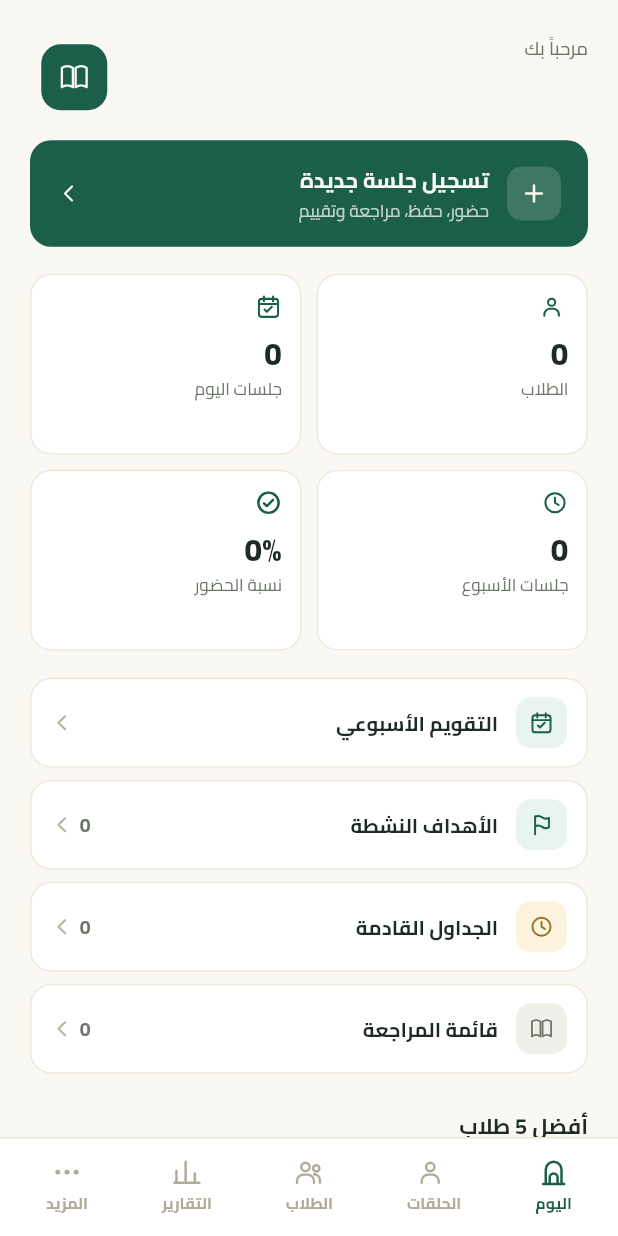
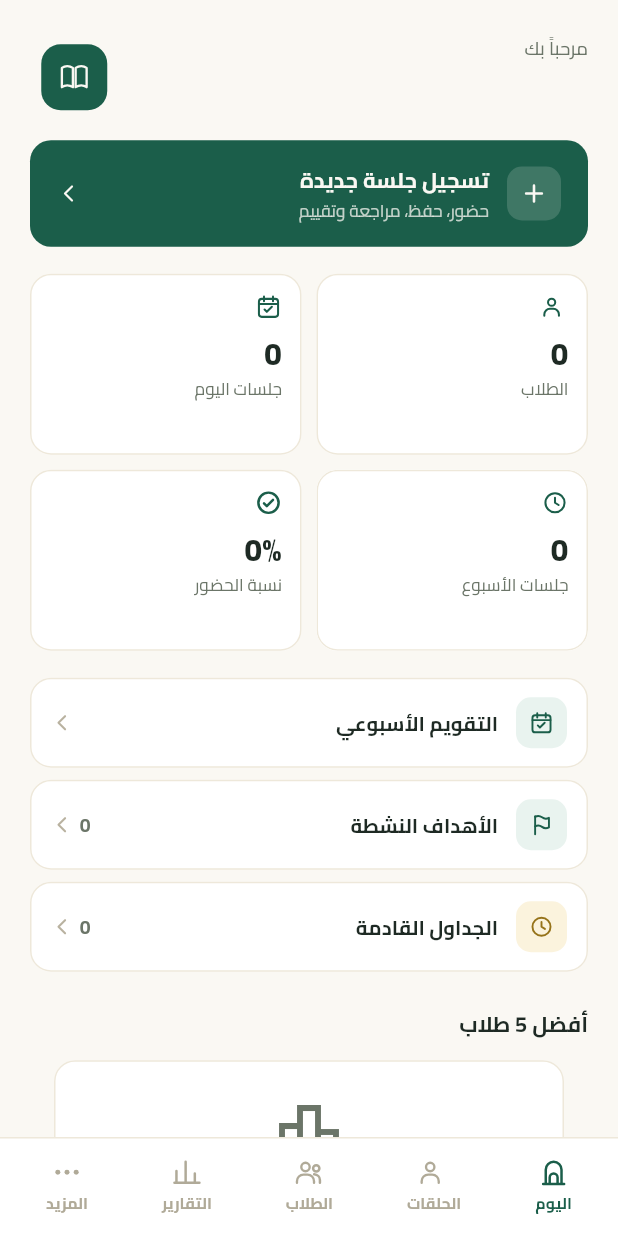
Before and after one commit to Abd-Alrahman-Saed/Samma3ly, a Flutter app: the DashboardScreen screen opened by its route, on a phone screen of 412 x 824 dp. Run offline on Flutter 3.47's test engine with Material 3 defaults, Android fonts, the phone set to English and light mode, and no system bars; our stand-ins replace adhan, drift, flutter_animate, flutter_local_notifications, flutter_riverpod, flutter_staggered_animations and 7 more; missing offline and left inert: cryptography; accounts and stored records are empty; generated files the repository leaves out were written again.

Commit message:
quran_mobile: share student report, drop redundant juz count, trim dashboard
- StudentReportSection gets a share button (share_plus) — summary text
  with session count, attendance %, average score, and last 5 sessions.
- student_details_screen.dart's _ProfileCard: removed the automatic
  '· X جزء مكتمل' text + its progress bar (student.totalCompletedJuz) —
  redundant now that the manual 'المحفوظ من القرآن' card right below it
  is the single source of truth for memorization progress.
- Dashboard: dropped the 'قائمة المراجعة' quick-link — still reachable
  from the المزيد tab, so nothing is actually lost.

189/189 tests passing.

Co-Authored-By: Claude Sonnet 5 <noreply@anthropic.com>

```diff
--- a/lib/features/dashboard/screens/dashboard_screen.dart
+++ b/lib/features/dashboard/screens/dashboard_screen.dart
@@ -14,7 +14,6 @@ import 'package:quran_mobile/domain/entities/dashboard_data.dart';
 import 'package:quran_mobile/features/auth/providers/auth_provider.dart';
 import 'package:quran_mobile/features/dashboard/providers/dashboard_provider.dart';
 import 'package:quran_mobile/features/goals/providers/goal_provider.dart';
-import 'package:quran_mobile/features/memorization/providers/memorization_provider.dart';
 import 'package:quran_mobile/features/schedules/providers/schedule_provider.dart';
 import 'package:quran_mobile/features/sessions/providers/session_provider.dart';
 import 'package:quran_mobile/features/students/providers/student_provider.dart';
@@ -215,7 +214,6 @@ class _QuickLinks extends ConsumerWidget {
   Widget build(BuildContext context, WidgetRef ref) {
     final activeGoals = ref.watch(activeGoalListProvider).valueOrNull?.length;
     final upcomingSchedules = ref.watch(upcomingScheduleListProvider).valueOrNull?.length;
-    final dueReview = ref.watch(dueForReviewProvider).valueOrNull?.length;
 
     // "الحلقات الجماعية" used to be a quick-link here — item 3.7 gave
     // Groups its own bottom-nav tab, so a second Dashboard shortcut to the
@@ -247,15 +245,6 @@ class _QuickLinks extends ConsumerWidget {
           label: 'الجداول القادمة',
           count: upcomingSchedules,
           onTap: () => context.goNamed('schedulesList'),
-        ),
-        const SizedBox(height: 8),
-        _QuickLinkRow(
-          icon: AppIcons.book,
-          iconBg: AppColors.dividerLight,
-          iconColor: AppColors.textSecondary,
-          label: 'قائمة المراجعة',
-          count: dueReview,
-          onTap: () => context.goNamed('reviewQueue'),
         ),
       ],
     );
```
Also changed, not shown: lib/features/reports/widgets/student_report_section.dart (+26 -0 lines), lib/features/students/screens/student_details_screen.dart (+5 -12 lines), 1 other file.
